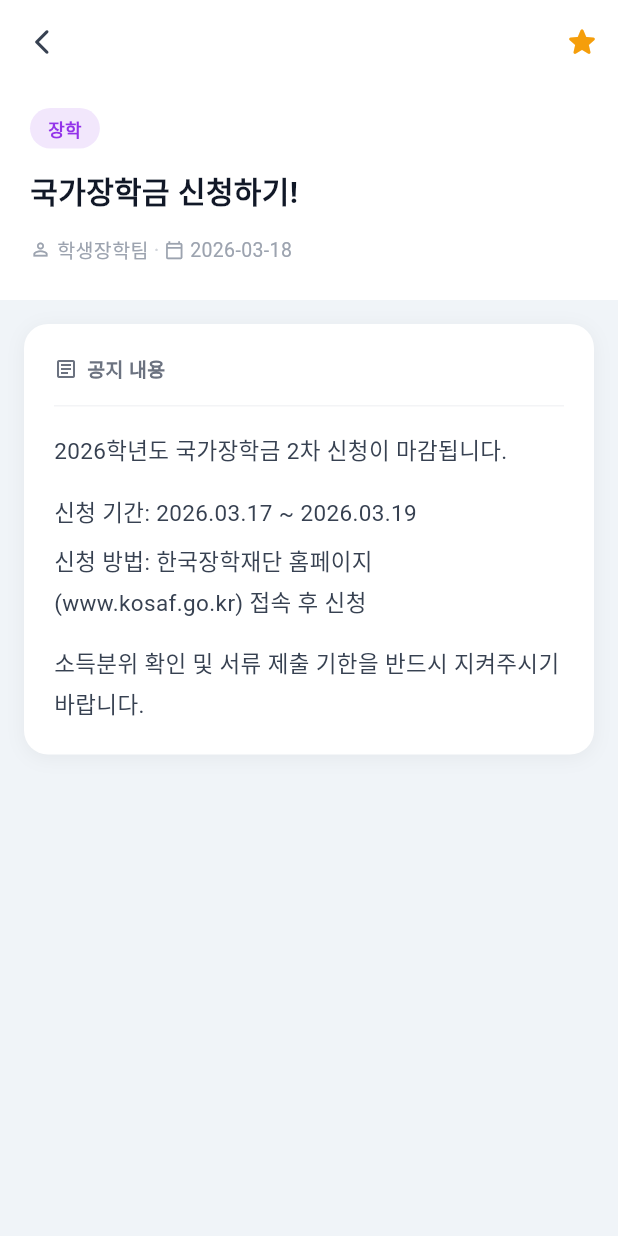
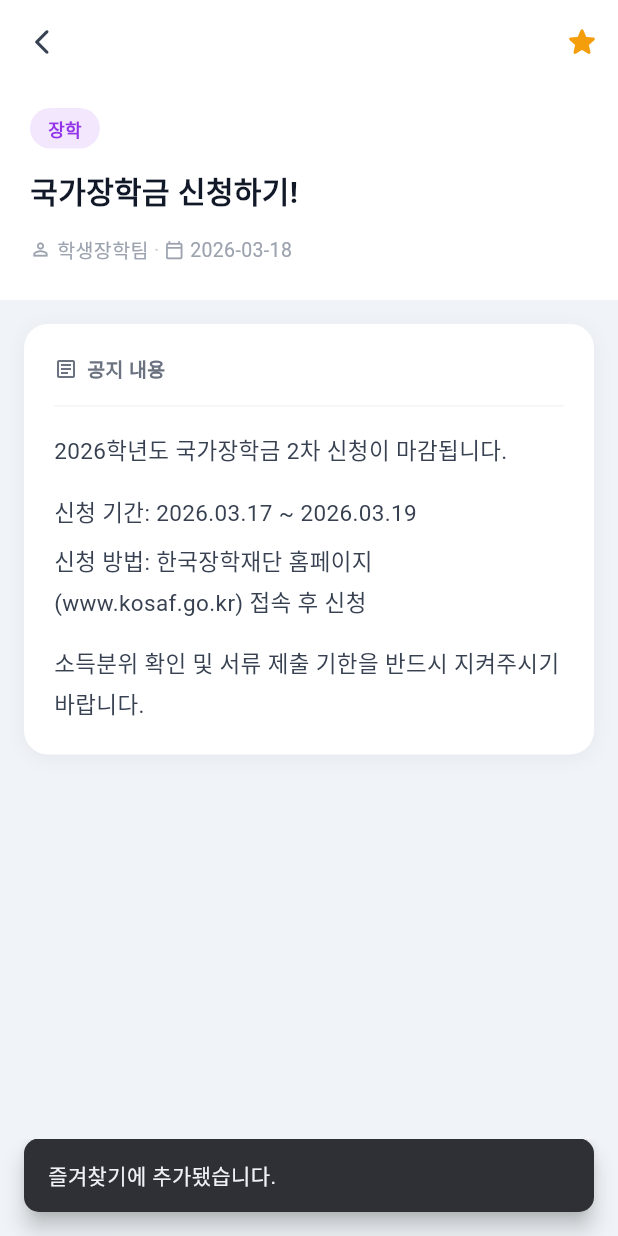
Before and after one commit to azzunyang/app_project, a Flutter app: the NoticeDetailScreen screen opened directly with sample values from the repository, after a tap on the "star border" icon, on a phone screen of 412 x 824 dp. Run offline on Flutter 3.47's test engine with Material 3 defaults, Android fonts, the phone set to English and light mode, and no system bars; our stand-ins replace flutter_local_notifications, shared_preferences; missing offline and left inert: workmanager; accounts and stored records are empty; network calls fail; statements that could not run were skipped.

Commit message:
feat: 즐겨찾기 추가/해제 스낵바 및 즐겨찾기 탭 별 탭 해제 기능 추가
Co-Authored-By: Claude Sonnet 4.6 <noreply@anthropic.com>

```diff
--- a/lib/screens/notice_detail_screen.dart
+++ b/lib/screens/notice_detail_screen.dart
@@ -126,6 +126,19 @@ class _NoticeDetailScreenState extends State<NoticeDetailScreen> {
             onPressed: () {
               setState(() => _isFavorite = !_isFavorite);
               toggleFavorite(widget.notice);
+              ScaffoldMessenger.of(context).clearSnackBars();
+              ScaffoldMessenger.of(context).showSnackBar(
+                SnackBar(
+                  content: Text(
+                    _isFavorite ? '즐겨찾기에 추가됐습니다.' : '즐겨찾기에서 제거됐습니다.',
+                    style: const TextStyle(fontSize: 14),
+                  ),
+                  duration: const Duration(seconds: 2),
+                  behavior: SnackBarBehavior.floating,
+                  shape: RoundedRectangleBorder(borderRadius: BorderRadius.circular(10)),
+                  margin: const EdgeInsets.fromLTRB(16, 0, 16, 16),
+                ),
+              );
             },
           ),
         ],
```
Also changed, not shown: lib/screens/favorites_screen.dart (+19 -2 lines).
